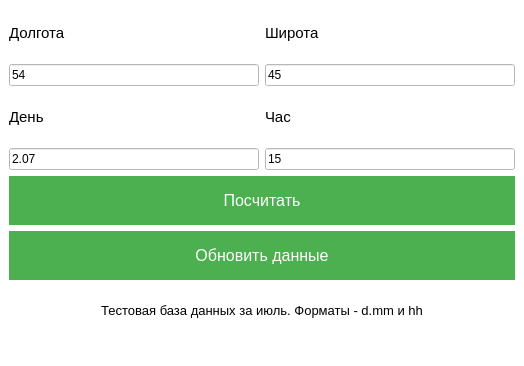
Qt form weather_forecast/mainwindow.ui (3614N/weather-forecast) before a commit.
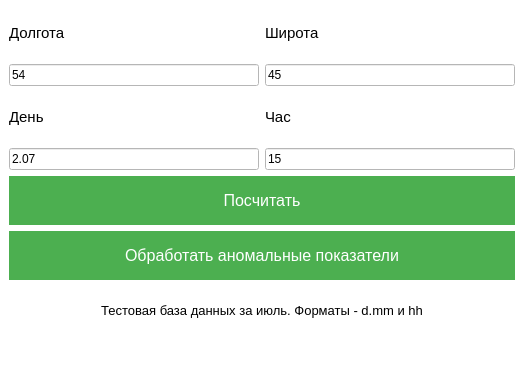
The same form after that commit.

Patch:
```diff
--- a/weather_forecast/mainwindow.ui
+++ b/weather_forecast/mainwindow.ui
@@ -99,7 +99,7 @@
 }</string>
       </property>
       <property name="text">
-       <string>Обновить данные</string>
+       <string>Обработать аномальные показатели</string>
       </property>
      </widget>
     </item>
```
